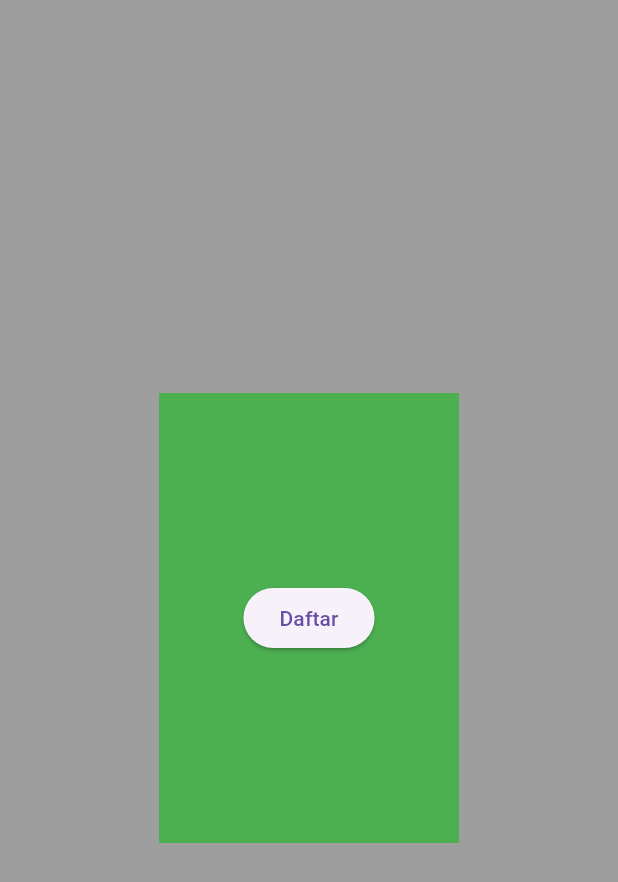
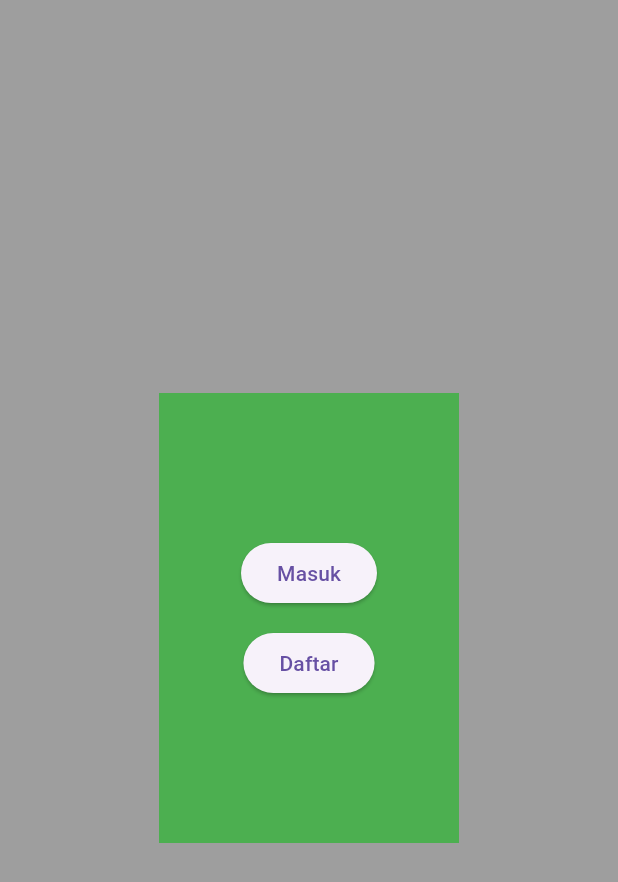
Before and after one commit to LindungiLw/flutter_T-Dorm, a Flutter app: the screen it shows after launch, on a phone screen of 412 x 824 dp. Shown: the top 882 px of the screen. Run offline on Flutter 3.47's test engine with Material 3 defaults, Android fonts, the phone set to English and light mode, and no system bars.

Commit message:
update debug

```diff
--- a/lib/main.dart
+++ b/lib/main.dart
@@ -1,6 +1,7 @@
 import 'package:flutter/material.dart';
 import 'package:t_dorm/pages/cover.dart';
 import 'package:t_dorm/pages/login_pages.dart';
+import 'package:t_dorm/pages/member_login.dart';
 import 'package:t_dorm/pages/new_member.dart';
 
 void main() {
@@ -19,8 +20,9 @@ class MyApp extends StatelessWidget {
       initialRoute: '/',
       routes: {
         '/': (context) => Cover(),
-        '/login': (context) => login(),
-        '/akunbaru' : (context) => NewMember(),
+        '/login': (context) => LoginPage(),
+        '/masuk': (context) => MemberLogin(),
+        '/akunbaru': (context) => NewMember(),
       },
     );
   }
--- a/lib/pages/login_pages.dart
+++ b/lib/pages/login_pages.dart
@@ -1,26 +1,19 @@
 import 'package:flutter/material.dart';
 
-class login extends StatefulWidget {
-  const login({super.key});
+class LoginPage extends StatefulWidget {
+  const LoginPage({super.key});
 
   @override
-  State<login> createState() => _loginState();
+  State<LoginPage> createState() => _LoginPageState();
 }
 
-class _loginState extends State<login> {
+class _LoginPageState extends State<LoginPage> {
   @override
   Widget build(BuildContext context) {
-    return Container(
-      height: 200,
-      color: Colors.grey,
-
-      child: Column(
-        mainAxisAlignment: MainAxisAlignment.center,
-        children: [
-          Row(
-            mainAxisAlignment: MainAxisAlignment.center,
-            children: [
-              Container(
+    return Scaffold(
+      backgroundColor: Colors.grey,
+      body: Center(
+        child: Container(
           height: 300,
           width: 200,
           color: Colors.green,
@@ -28,11 +21,16 @@ class _loginState extends State<login> {
           child: Column(
             mainAxisAlignment: MainAxisAlignment.center,
             children: [
-                    Row(
-                      mainAxisAlignment: MainAxisAlignment.center,
-                      children: [
               ElevatedButton(
-                          onPressed: (){
+                onPressed: () {
+                  Navigator.pushNamed(context, '/masuk');
+                },
+
+                child: Text("Masuk"),
+              ),
+              SizedBox(height: 12),
+              ElevatedButton(
+                onPressed: () {
                   Navigator.pushNamed(context, '/akunbaru');
                 },
 
@@ -40,12 +38,7 @@ class _loginState extends State<login> {
               ),
             ],
           ),
-                  ],
         ),
-              )
-            ],
-          )
-        ],
       ),
     );
   }
--- a/lib/pages/member_login.dart
+++ b/lib/pages/member_login.dart
@@ -10,6 +10,9 @@ class MemberLogin extends StatefulWidget {
 class _MemberLoginState extends State<MemberLogin> {
   @override
   Widget build(BuildContext context) {
-    return const Placeholder();
+    return Scaffold(
+      appBar: AppBar(title: Text("Masuk")),
+      body: const Placeholder(),
+    );
   }
 }
--- a/lib/pages/new_member.dart
+++ b/lib/pages/new_member.dart
@@ -10,6 +10,9 @@ class NewMember extends StatefulWidget {
 class _NewMemberState extends State<NewMember> {
   @override
   Widget build(BuildContext context) {
-    return const Placeholder();
+    return Scaffold(
+      appBar: AppBar(title: Text("Daftar Akun Baru")),
+      body: const Placeholder(),
+    );
   }
 }
```
Also changed, not shown: lib/pages/cover.dart (+14 -3 lines), 3 other files. Lines whose indentation alone changed are shown as unchanged.
